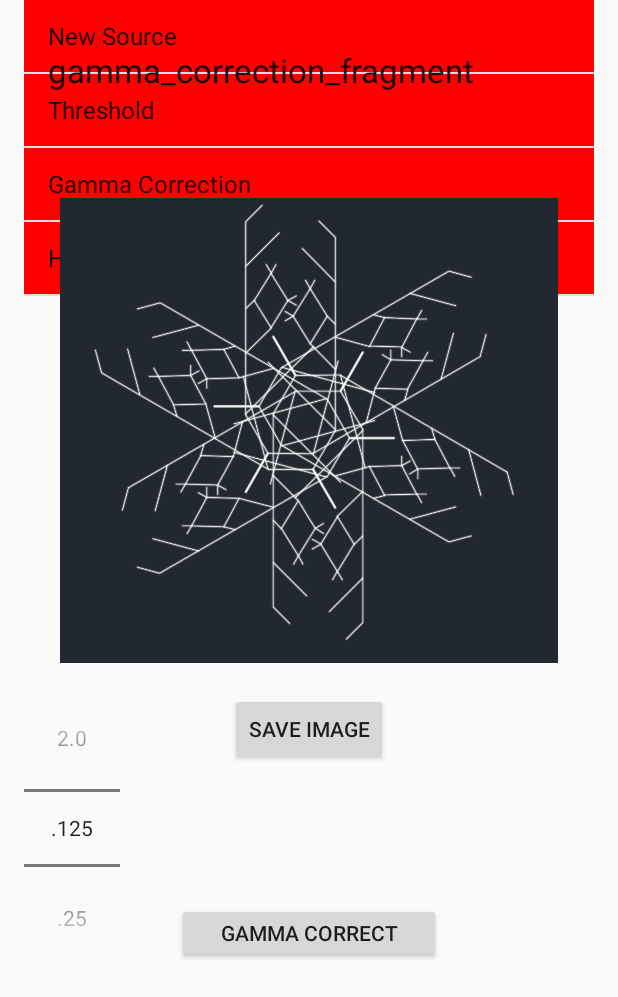
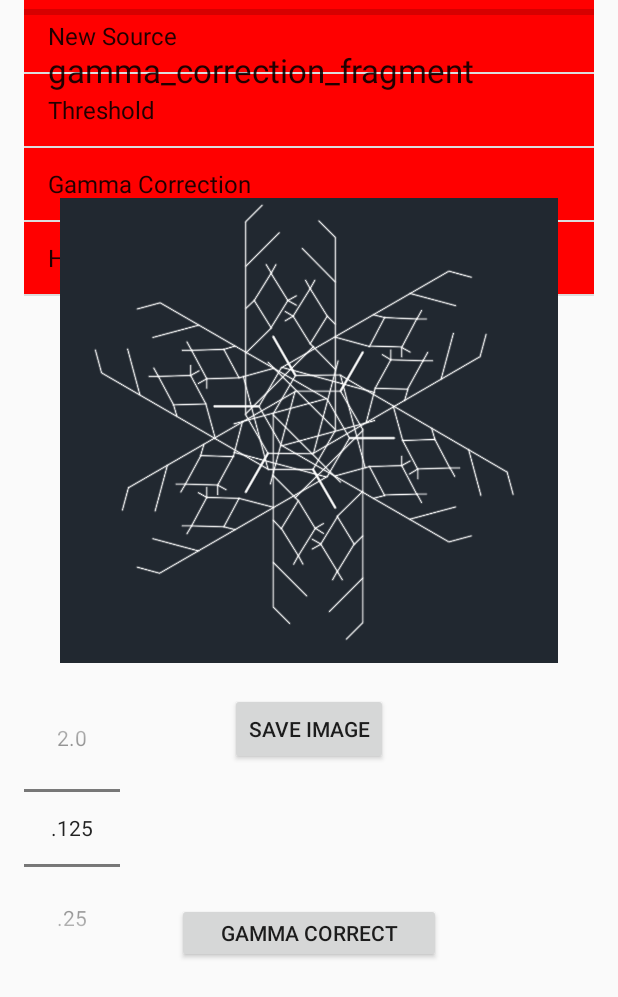
Before and after one commit to alexanderyshi/IVPSuite, an Android app: the fragment GammaCorrection placed in its activity, on a phone screen of 412 x 824 dp. Shown: the top 997 px of the screen. Run offline under Robolectric (Android 15) with nearby library versions, the phone set to English and light mode, and no system bars; 1 statement that could not run was skipped.

Commit message:
added mutators for ImageHandler members for bitmaps bitmaps now saved between fragments without needing to press a button added progress bar to gamma correction fragment (need Async task to update)

```diff
--- a/app/src/main/java/ayshi/ivpsuite/GammaCorrection.java
+++ b/app/src/main/java/ayshi/ivpsuite/GammaCorrection.java
@@ -7,6 +7,7 @@ import android.view.ViewGroup;
 import android.widget.Button;
 import android.widget.ImageView;
 import android.widget.NumberPicker;
+import android.widget.ProgressBar;
 import android.widget.TextView;
 
 /**
@@ -23,6 +24,7 @@ public class GammaCorrection extends ImageHandler {
 
     NumberPicker numberPicker;
     String[] gammaValues;
+
 
     public GammaCorrection() {
     }
@@ -48,6 +50,9 @@ public class GammaCorrection extends ImageHandler {
         final Button gammaCorrectionButton = (Button) rootView.findViewById(R.id.button_gamma_correction);
         saveButton = (Button) rootView.findViewById(R.id.button_save);
 
+        progressBar = (ProgressBar) rootView.findViewById(R.id.progress_bar);
+        progressBar.setMax(100);
+
         gammaCorrectionButton.setOnClickListener(this);
         saveButton.setOnClickListener(this);
 
@@ -61,6 +66,7 @@ public class GammaCorrection extends ImageHandler {
         if (view.getId() == R.id.button_gamma_correction){
             previewBitmap = gammaCorrect(mapToDouble(numberPicker.getValue()));
             imagePreview.setImageBitmap(previewBitmap);
+            saveBitmap();
         }
     }
 
--- a/app/src/main/java/ayshi/ivpsuite/HistogramTransformer.java
+++ b/app/src/main/java/ayshi/ivpsuite/HistogramTransformer.java
@@ -56,6 +56,7 @@ public class HistogramTransformer extends ImageHandler {
         if (view.getId() == R.id.button_gamma_correction){
             //TODO:histogram transformer function
             imagePreview.setImageBitmap(previewBitmap);
+            saveBitmap();
         }
     }
 }
--- a/app/src/main/java/ayshi/ivpsuite/Threshold.java
+++ b/app/src/main/java/ayshi/ivpsuite/Threshold.java
@@ -63,6 +63,7 @@ public class Threshold extends ImageHandler {
         if (view.getId() == R.id.button_threshold){
             previewBitmap = threshold(numberPicker.getValue());
             imagePreview.setImageBitmap(previewBitmap);
+            saveBitmap();
         }
     }
 }
--- a/app/src/main/res/layout/gamma_correction_item_detail.xml
+++ b/app/src/main/res/layout/gamma_correction_item_detail.xml
@@ -52,4 +52,12 @@
         android:layout_below="@+id/image_preview"
         android:layout_alignParentStart="true" />
 
+    <ProgressBar
+        style="?android:attr/progressBarStyleHorizontal"
+        android:layout_width="fill_parent"
+        android:layout_height="wrap_content"
+        android:id="@+id/progress_bar"
+        android:layout_alignParentTop="true"
+        android:layout_centerHorizontal="true" />
+
 </RelativeLayout>
```
Also changed, not shown: app/src/main/java/ayshi/ivpsuite/ImageHandler.java (+37 -0 lines), app/src/main/java/ayshi/ivpsuite/NewSource.java (+11 -0 lines).
